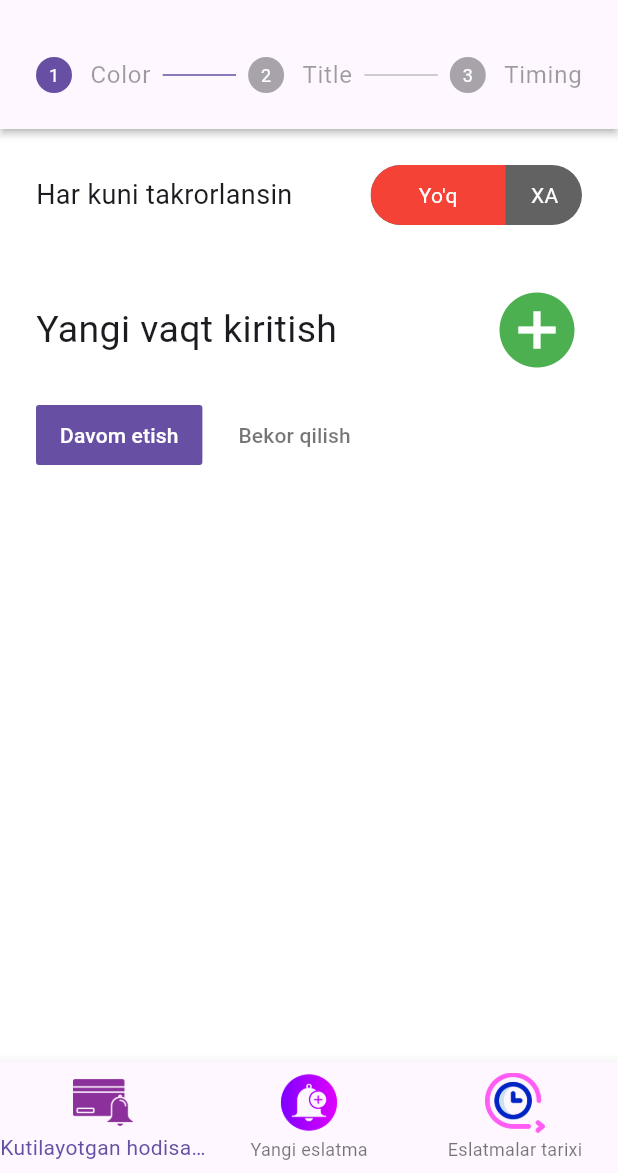
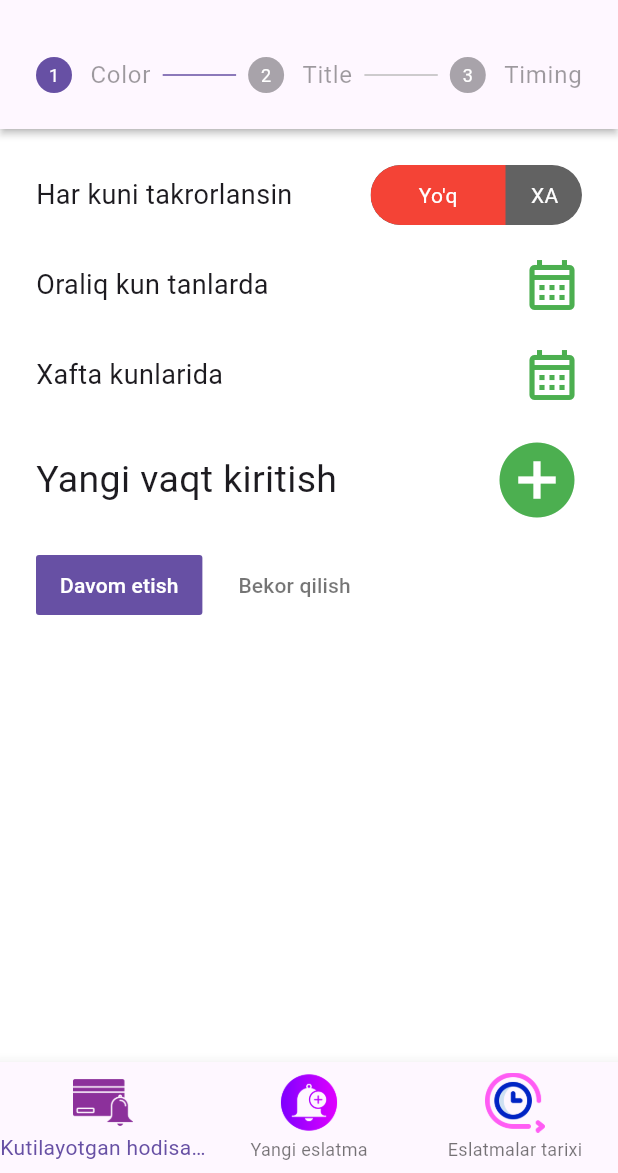
Before and after one commit to Alfraganus/remindMeMobile, a Flutter app: the screen it shows after launch, on a phone screen of 412 x 824 dp, the part 63-1236 px from its top. Run offline on Flutter 3.47's test engine with Material 3 defaults, Android fonts, the phone set to English and light mode, and no system bars; drawn by our look-alikes of toggle_switch; our stand-ins replace auto_route, bloc, flutter_bloc, flutter_svg, hexcolor, shared_preferences and 2 more; generated files the repository leaves out were written again.

```diff
--- a/remindme/lib/bloc/EventFormCubit.dart
+++ b/remindme/lib/bloc/EventFormCubit.dart
@@ -1,4 +1,6 @@
 import 'package:bloc/bloc.dart';
+
+import '../services/saveSchedularStepper.dart';
 
 class EventFormCubit extends Cubit<EventForm> {
   EventFormCubit()
@@ -24,8 +26,20 @@ class EventFormCubit extends Cubit<EventForm> {
   void changeToggle(int toggle, String isEveryday) {
     emit(EventForm(toggleSwich: toggle, isEveryday: isEveryday));
   }
+
   void setDates(dates) {
     emit(EventForm(calendarDates: dates));
+    SaveSchedular.saveSchedular('oraliq_dates', state.calendarDates.toString());
+  }
+
+  void setWeekDays(days) {
+    List<int>? currentDays = state.weekDays;
+    if (currentDays != null) {
+      currentDays.add(days);
+    } else {
+      currentDays = [days];
+    }
+    emit(EventForm(weekDays: currentDays));
   }
 }
 
@@ -34,13 +48,15 @@ class EventForm {
   List<String?> dates;
   String? isEveryday;
   int toggleSwich;
+  List<int>?weekDays;
   List<DateTime>? calendarDates;
 
   EventForm({
     this.title = '', // Make it a const if it's a string literal.
     this.toggleSwich = 0,
     this.calendarDates,
+    this.weekDays,
     List<String?>? dates, // Use a nullable type for dates.
-    this.isEveryday = '', // Use a nullable type for dates.
+    this.isEveryday = 'no', // Use a nullable type for dates.
   }) : dates = dates ?? [];
 }
--- a/remindme/lib/notifications/addNotification/components/StepScheduler.dart
+++ b/remindme/lib/notifications/addNotification/components/StepScheduler.dart
@@ -202,6 +202,11 @@ class MultpleDateChooser extends StatelessWidget {
           "Oraliq kun tanlarda",
           style: TextStyle(fontSize: 18),
         ),
+        if (state.calendarDates != null && state.calendarDates!.isNotEmpty)
+          Icon(
+            Icons.done_outline_sharp,
+            color: Colors.green,
+          ),
         GestureDetector(
           onTap: () {
             showModalBottomSheet(
@@ -218,21 +223,12 @@ class MultpleDateChooser extends StatelessWidget {
                         view: DateRangePickerView.month,
                         selectionMode: DateRangePickerSelectionMode.multiple,
                         onSelectionChanged: (DateRangePickerSelectionChangedArgs args) {
-                          // Handle date selection changes if needed
-                          // SaveSchedular.saveSchedular('oraliq_dates', args.value);
                           context.read<EventFormCubit>().setDates(args.value);
-                          print(args.value.runtimeType);
+                          print(state.calendarDates);
                         },
                       ),
                     ),
-              /*      ElevatedButton(
-                      onPressed: () {
-                        // Handle button press
-                      },
-                      child: Text("Choose the days", style: TextStyle(
-                          color: Colors.white
-                      ),),
-                    ),*/
+
                   ],
                 );
               },
@@ -271,6 +267,8 @@ class _MultipleWeekDateChooserState extends State<MultipleWeekDateChooser> {
 
   @override
   Widget build(BuildContext context) {
+    return BlocBuilder<EventFormCubit, EventForm>(
+  builder: (context, state) {
     return Row(
       mainAxisAlignment: MainAxisAlignment.spaceBetween,
       children: [
@@ -278,6 +276,11 @@ class _MultipleWeekDateChooserState extends State<MultipleWeekDateChooser> {
           "Xafta kunlarida",
           style: TextStyle(fontSize: 18),
         ),
+        if (state.weekDays != null && state.weekDays!.isNotEmpty)
+          Icon(
+            Icons.done_outline_sharp,
+            color: Colors.green,
+          ),
         GestureDetector(
           onTap: () {
             showModalBottomSheet(
@@ -293,8 +296,9 @@ class _MultipleWeekDateChooserState extends State<MultipleWeekDateChooser> {
                           child: WeekdaySelector(
                             onChanged: (int day) {
                               setState(() {
-                                final index = day % 7;
+                                int index = day % 7;
                                 values[index] = !values[index];
+                                context.read<EventFormCubit>().setWeekDays(index);
                               });
                             },
                             values: values,
@@ -327,6 +331,8 @@ class _MultipleWeekDateChooserState extends State<MultipleWeekDateChooser> {
         ),
       ],
     );
+  },
+);
   }
 }
 
```
